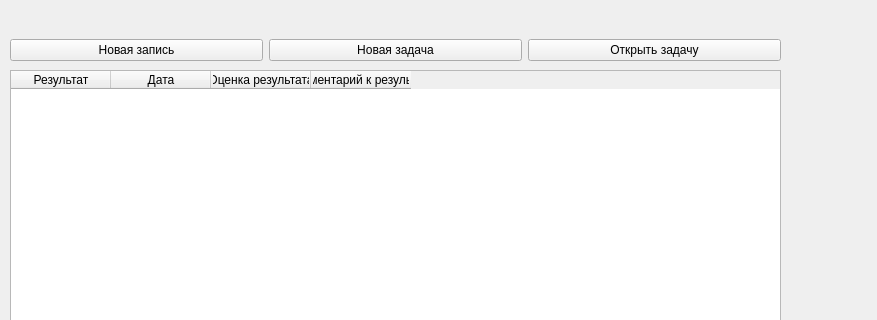
Above: Design/main.ui from BorislavTimoshin/TaskCompletionDiary before the change; both pictures show x 0 to 877 and y 0 to 320 of the 877 by 812 pixel window. Below: the same form after it.
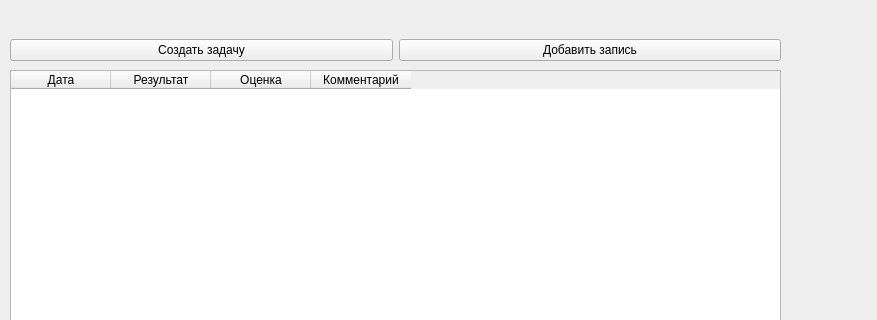
That is the form after the change.

What changed in the file:
```diff
--- a/Design/main.ui
+++ b/Design/main.ui
@@ -23,11 +23,6 @@
       <height>301</height>
      </rect>
     </property>
-    <column>
-     <property name="text">
-      <string>Результат</string>
-     </property>
-    </column>
     <column>
      <property name="text">
       <string>Дата</string>
@@ -35,12 +30,17 @@
     </column>
     <column>
      <property name="text">
-      <string>Оценка результата</string>
+      <string>Результат</string>
      </property>
     </column>
     <column>
      <property name="text">
-      <string>Комментарий к результату</string>
+      <string>Оценка</string>
+     </property>
+    </column>
+    <column>
+     <property name="text">
+      <string>Комментарий</string>
      </property>
     </column>
    </widget>
@@ -54,24 +54,17 @@
      </rect>
     </property>
     <layout class="QHBoxLayout" name="horizontalLayout_2">
-     <item>
-      <widget class="QPushButton" name="new_entry_2">
-       <property name="text">
-        <string>Новая запись</string>
-       </property>
-      </widget>
-     </item>
      <item>
       <widget class="QPushButton" name="new_task_2">
        <property name="text">
-        <string>Новая задача</string>
+        <string>Создать задачу</string>
        </property>
       </widget>
      </item>
      <item>
       <widget class="QPushButton" name="open_task_2">
        <property name="text">
-        <string>Открыть задачу</string>
+        <string>Добавить запись</string>
        </property>
       </widget>
      </item>
```
